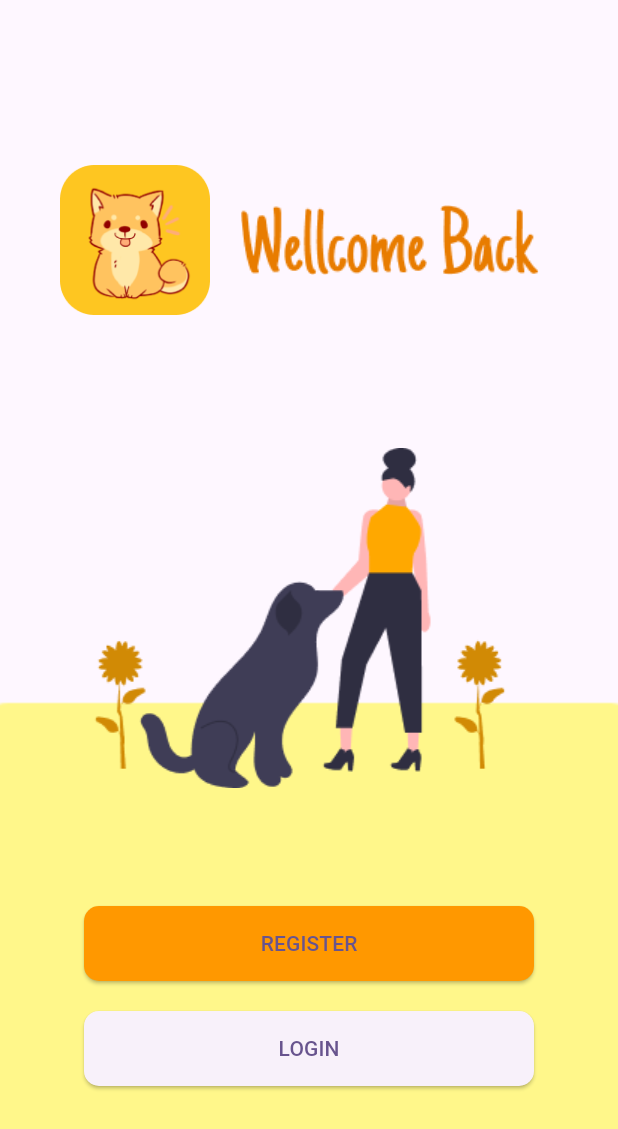
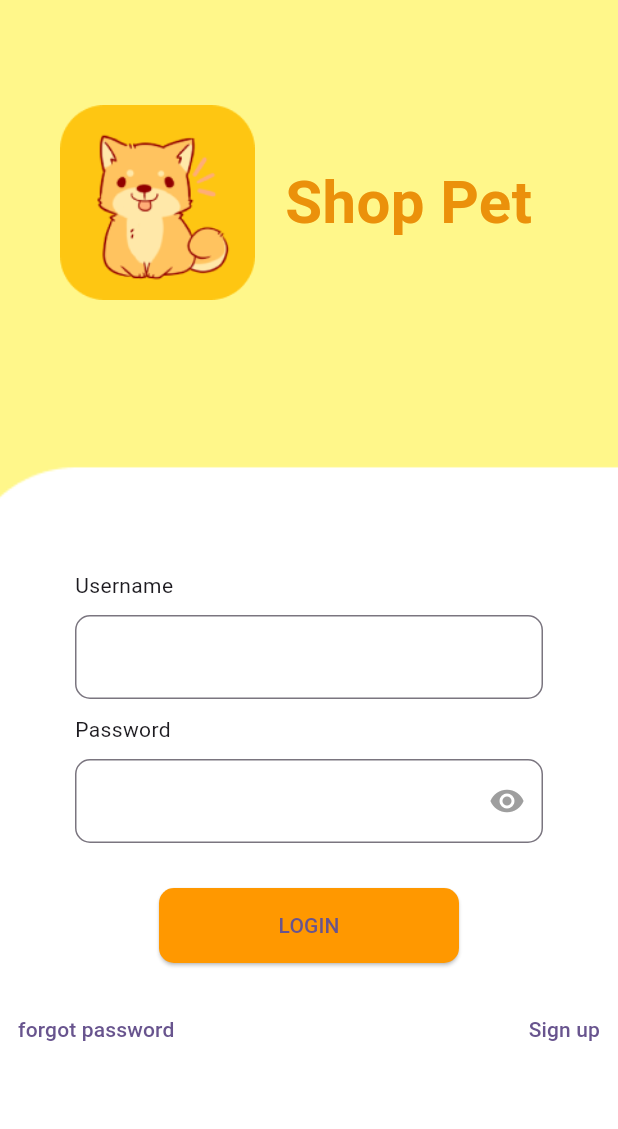
Before and after one commit to LeDuyCoder/ShopPetApp, a Flutter app: the screen it shows after launch, on a phone screen of 412 x 824 dp. Shown: the top 1129 px of the screen. Run offline on Flutter 3.47's test engine with Material 3 defaults, Android fonts, the phone set to English and light mode, and no system bars; missing offline and left inert: dart:ffi.

Commit message:
update SladeScreen run 3s in LOGIN AND REGISTER

```diff
--- a/shoppet_Fontend/lib/Screen/LoginAndRegister.dart
+++ b/shoppet_Fontend/lib/Screen/LoginAndRegister.dart
@@ -7,9 +7,9 @@ class Login_Register extends StatelessWidget {
   Widget build(BuildContext context) {
     return Scaffold(
       body: Stack(
-        fit: StackFit.expand, // phủ toàn bộ ảnh
+        fit: StackFit.expand, // full image screen
         children: [
-          //ảnh nền
+          //background
           const Image(
             image: AssetImage("assets/Screen_Login_or_Register.png"),
             fit: BoxFit.cover,
@@ -18,7 +18,7 @@ class Login_Register extends StatelessWidget {
             height: 10,
           ),
 
-          /// chỗ này dùng để thiết kế logo và chữ
+          /// logo and text
           const Column(
             children: [
               SizedBox(height: 60),
@@ -32,11 +32,16 @@ class Login_Register extends StatelessWidget {
                     width: 100,
                   ),
                   Padding(padding: EdgeInsets.all(10)),
-                  Image(
-                    image: AssetImage("assets/Wellcome_Back.png"),
-                    width: 200,
-                    height: 200,
+                  SizedBox(
+                    height: 20,
                   ),
+                  Text(
+                    ' Welcome',
+                    style: TextStyle(
+                        fontSize: 30,
+                        fontWeight: FontWeight.bold,
+                        color: Colors.orange),
+                  )
                 ],
               ),
             ],
@@ -58,10 +63,9 @@ class Login_Register extends StatelessWidget {
             height: 30,
           ),
           Align(
-            alignment: Alignment.bottomCenter, // Đặt cột ở phía dưới cùng
+            alignment: Alignment.bottomCenter,
             child: Padding(
-              padding: const EdgeInsets.only(
-                  bottom: 100), // Điều chỉnh khoảng cách từ dưới lên
+              padding: const EdgeInsets.only(bottom: 100),
               child: Column(
                 mainAxisSize: MainAxisSize.min,
                 children: [
--- /dev/null
+++ b/shoppet_Fontend/lib/Screen/LoginScreen.dart
@@ -0,0 +1,180 @@
+import 'package:flutter/material.dart';
+
+class LoginLayout extends StatefulWidget {
+  const LoginLayout({super.key});
+
+  @override
+  State<LoginLayout> createState() => _LoginLayoutState();
+}
+
+class _LoginLayoutState extends State<LoginLayout> {
+  bool _isObscure = true;
+  @override
+  Widget build(BuildContext context) {
+    return Scaffold(
+      body: Stack(
+        fit: StackFit.expand, // full screen
+        children: [
+          const Image(
+            image: AssetImage("assets/Login_Screen1.png"),
+            fit: BoxFit.cover,
+          ),
+          const SizedBox(
+            height: 10,
+          ),
+          Column(
+            children: [
+              const SizedBox(
+                height: 70,
+              ),
+              // logo and Text
+              const Row(
+                children: [
+                  Padding(padding: EdgeInsets.all(20)),
+                  Image(
+                    image: AssetImage("assets/logoShopPet_1.png"),
+                    width: 130,
+                  ),
+                  Padding(padding: EdgeInsets.all(10)),
+                  Text(
+                    'Shop Pet',
+                    style: TextStyle(
+                      fontSize: 40,
+                      color: Color.fromARGB(255, 235, 145, 11),
+                      fontWeight: FontWeight.bold,
+                    ),
+                  ),
+                ],
+              ),
+              const SizedBox(
+                height: 180,
+              ),
+              //item  input user and password
+              Column(
+                children: [
+                  ///USER AND PASS is haven't  fuction(9/7/24)
+                  ///ITEM INPUT USER
+                  Padding(
+                    padding: const EdgeInsets.symmetric(horizontal: 50),
+                    child: Column(
+                      crossAxisAlignment: CrossAxisAlignment.start,
+                      children: [
+                        const Text('Username'),
+                        const SizedBox(
+                          height: 10,
+                        ),
+                        TextField(
+                          decoration: InputDecoration(
+                            border: OutlineInputBorder(
+                              borderRadius: BorderRadius.circular(10),
+                            ),
+                            // use focusedBorder to adjust the color
+                            focusedBorder: OutlineInputBorder(
+                              borderRadius: BorderRadius.circular(10),
+                              borderSide: const BorderSide(
+                                color: Colors.orange,
+                                width: 2.0,
+                              ),
+                            ),
+                          ),
+                        ),
+                      ],
+                    ),
+                  ),
+                  //ITEM INPUT PASSWORD
+                  const SizedBox(
+                    height: 10,
+                  ),
+                  Padding(
+                    padding: const EdgeInsets.symmetric(horizontal: 50),
+                    child: Column(
+                      crossAxisAlignment: CrossAxisAlignment.start,
+                      children: [
+                        const Text('Password'),
+                        const SizedBox(
+                          height: 10,
+                        ),
+                        TextField(
+                          ///  change pass to number("123") =>("***")
+                          obscureText: _isObscure,
+                          decoration: InputDecoration(
+                              border: OutlineInputBorder(
+                                borderRadius: BorderRadius.circular(10),
+                              ),
+                              // use focusedBorder to adjust the color
+                              focusedBorder: OutlineInputBorder(
+                                borderRadius: BorderRadius.circular(10),
+                                borderSide: const BorderSide(
+                                  color: Colors.orange,
+                                  width: 2.0,
+                                ),
+                              ),
+                              suffixIcon: IconButton(
+                                onPressed: () {
+                                  setState(() {
+                                    //Open see pass or off
+                                    _isObscure = !_isObscure;
+                                  });
+                                },
+                                icon: Icon(_isObscure
+                                    ? Icons.visibility
+                                    : Icons.visibility_off),
+                                color: Colors.grey,
+                              )),
+                        ),
+                      ],
+                    ),
+                  ),
+                  const SizedBox(
+                    height: 30,
+                  ),
+                  Column(
+                    children: [
+                      ElevatedButton(
+                        onPressed: () {},
+                        child: Text(
+                          'LOGIN',
+                        ),
+                        style: ButtonStyle(
+                          backgroundColor:
+                              WidgetStateProperty.all(Colors.orange),
+                          minimumSize:
+                              WidgetStateProperty.all(const Size(200, 50)),
+                          shape:
+                              WidgetStateProperty.all<RoundedRectangleBorder>(
+                            RoundedRectangleBorder(
+                              borderRadius: BorderRadius.circular(10),
+                            ),
+                          ),
+                        ),
+                      ),
+                    ],
+                  ),
+                  const SizedBox(
+                    height: 20,
+                  ),
+                  Row(
+                    mainAxisAlignment: MainAxisAlignment.spaceBetween,
+                    children: [
+                      TextButton(
+                        onPressed: () {},
+                        child: Text('forgot password'),
+                      ),
+                      const SizedBox(
+                        height: 20,
+                      ),
+                      TextButton(
+                        onPressed: () {},
+                        child: Text('Sign up'),
+                      ),
+                    ],
+                  ),
+                ],
+              ),
+            ],
+          ),
+        ],
+      ),
+    );
+  }
+}
--- a/shoppet_Fontend/lib/Screen/SlashSceen.dart
+++ b/shoppet_Fontend/lib/Screen/SlashSceen.dart
@@ -1,7 +1,29 @@
 import 'package:flutter/material.dart';
+import 'package:shoppet_fontend/Screen/LoginAndRegister.dart';
 
-class Slashsceen extends StatelessWidget {
+class Slashsceen extends StatefulWidget {
   const Slashsceen({super.key});
+
+  @override
+  State<Slashsceen> createState() => _SlashsceenState();
+}
+
+class _SlashsceenState extends State<Slashsceen> {
+  @override
+  void initState() {
+    super.initState();
+
+    // Sử dụng Future.delayed để chờ 3 giây và chuyển sang màn hình Login_Register
+    Future.delayed(const Duration(seconds: 3), () {
+      // Chuyển sang màn hình Login_Register sau 3 giây
+      Navigator.pushReplacement(
+        ///Navigator là lớp quản lý các hoạt động điều hướng (navigation) giữa các màn hình trong Flutter.
+        ///pushReplacement: Hàm này thay thế màn hình hiện tại bằng màn hình mới và xóa màn hình hiện tại
+        context,
+        MaterialPageRoute(builder: (context) => const Login_Register()),
+      );
+    });
+  }
 
   @override
   Widget build(BuildContext context) {
--- a/shoppet_Fontend/lib/main.dart
+++ b/shoppet_Fontend/lib/main.dart
@@ -24,6 +24,7 @@ import 'package:shoppet_fontend/Model/apiModel/userModel.dart';
 import 'package:shoppet_fontend/Model/apiModel/voucherModel.dart';
 import 'package:shoppet_fontend/Model/apiModel/voucherUseModel.dart';
 import 'package:shoppet_fontend/Screen/LoginAndRegister.dart';
+import 'package:shoppet_fontend/Screen/LoginScreen.dart';
 import 'package:shoppet_fontend/Screen/SlashSceen.dart';
 import 'package:uuid/uuid.dart';
 import 'package:uuid/v4.dart';
@@ -47,6 +48,6 @@ class MyApp extends StatelessWidget {
           colorScheme: ColorScheme.fromSeed(seedColor: Colors.deepPurple),
           useMaterial3: true,
         ),
-        home: const Login_Register());
+        home: const LoginLayout());
   }
 }
```
Also changed, not shown: shoppet_Fontend/assets/Login_Screen1.png (added), shoppet_Fontend/assets/Shop_Pet1.png (added).
